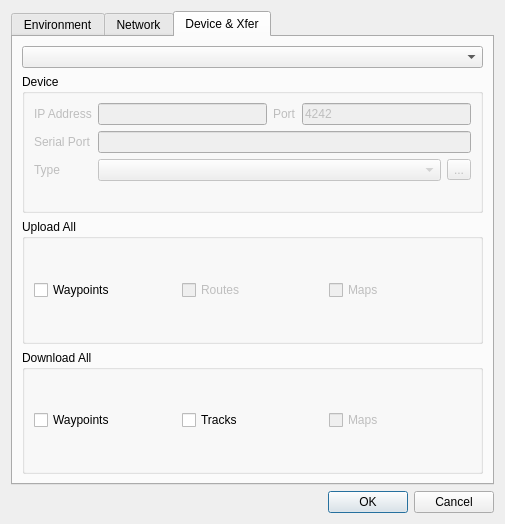
This is src/IDlgConfig.ui in ntruchsess/QLandkarteGT as Qt 5 draws it before an edit. The edited form follows.
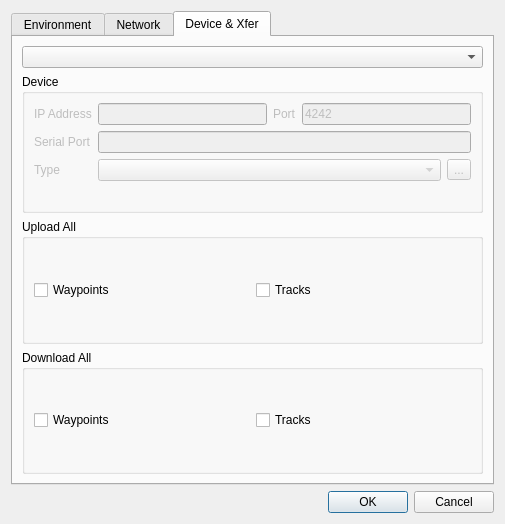
This is the edited form. The open tabs and pages were chosen to show the change.

Patch:
```diff
--- a/src/IDlgConfig.ui
+++ b/src/IDlgConfig.ui
@@ -210,6 +210,14 @@
       </layout>
      </widget>
      <widget class="QWidget" name="Seite" >
+      <property name="geometry" >
+       <rect>
+        <x>0</x>
+        <y>0</y>
+        <width>485</width>
+        <height>434</height>
+       </rect>
+      </property>
       <attribute name="title" >
        <string>Device &amp;&amp; Xfer</string>
       </attribute>
@@ -348,22 +356,9 @@
            </widget>
           </item>
           <item>
-           <widget class="QCheckBox" name="checkBox_2" >
-            <property name="enabled" >
-             <bool>false</bool>
-            </property>
+           <widget class="QCheckBox" name="checkUploadTrk" >
             <property name="text" >
-             <string>Routes</string>
-            </property>
-           </widget>
-          </item>
-          <item>
-           <widget class="QCheckBox" name="checkBox_3" >
-            <property name="enabled" >
-             <bool>false</bool>
-            </property>
-            <property name="text" >
-             <string>Maps</string>
+             <string>Tracks</string>
             </property>
            </widget>
           </item>
@@ -393,16 +388,6 @@
             </property>
            </widget>
           </item>
-          <item>
-           <widget class="QCheckBox" name="checkBox_6" >
-            <property name="enabled" >
-             <bool>false</bool>
-            </property>
-            <property name="text" >
-             <string>Maps</string>
-            </property>
-           </widget>
-          </item>
          </layout>
         </widget>
        </item>
```
Left out of the diff: 20 changed lines with no effect on the pictures.
